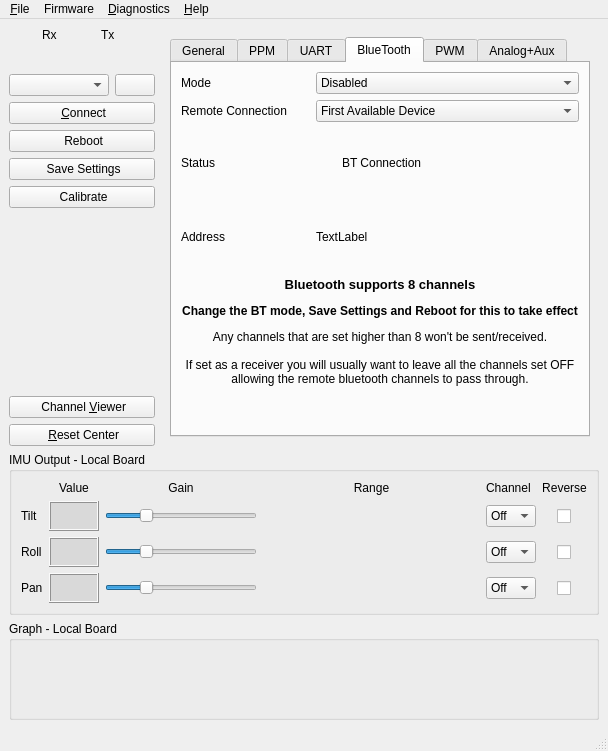
Old version of the form gui/src/mainwindow.ui in the repository dlktdr/HeadTracker.
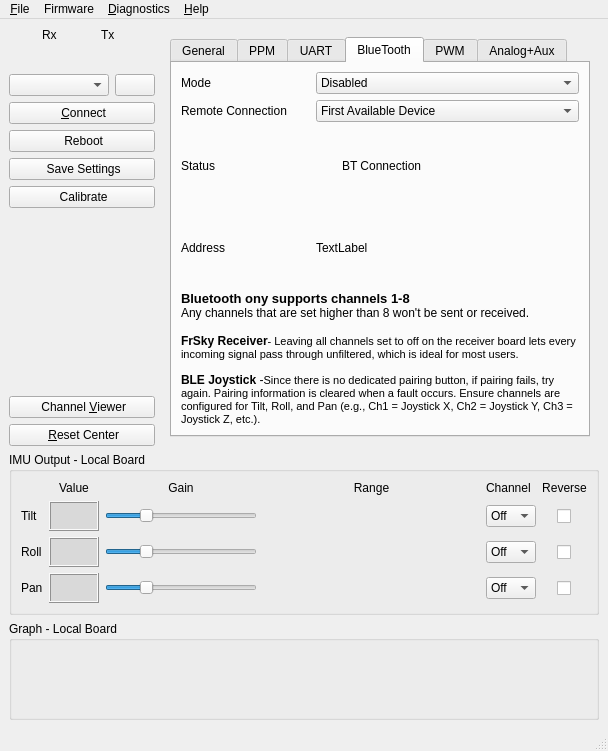
New version of the form. The open tabs and pages were chosen to show the change. Icons and pictures are not drawn. Custom widgets are drawn as their Qt base class.

Commit message: GUI: Add notes , BT.

```diff
--- a/gui/src/mainwindow.ui
+++ b/gui/src/mainwindow.ui
@@ -6,7 +6,7 @@
    <rect>
     <x>0</x>
     <y>0</y>
-    <width>600</width>
+    <width>601</width>
     <height>751</height>
    </rect>
   </property>
@@ -1324,7 +1324,7 @@
               <item row="5" column="0" colspan="3">
                <widget class="QLabel" name="label_30">
                 <property name="text">
-                 <string>&lt;html&gt;&lt;head/&gt;&lt;body&gt;&lt;p align=&quot;center&quot;&gt;&lt;span style=&quot; font-size:10pt; font-weight:600;&quot;&gt;Bluetooth supports 8 channels&lt;/span&gt;&lt;/p&gt;&lt;p align=&quot;center&quot;&gt;&lt;span style=&quot; font-weight:600;&quot;&gt;Change the BT mode, Save Settings and Reboot for this to take effect&lt;/span&gt;&lt;/p&gt;&lt;p align=&quot;center&quot;&gt;Any channels that are set higher than 8 won't be sent/received.&lt;br/&gt;&lt;br/&gt;If set as a receiver you will usually want to leave all the channels set OFF allowing the remote bluetooth channels to pass through.&lt;/p&gt;&lt;p align=&quot;center&quot;&gt;&lt;span style=&quot; font-weight:600;&quot;&gt;&lt;br/&gt;&lt;/span&gt;&lt;/p&gt;&lt;/body&gt;&lt;/html&gt;</string>
+                 <string>&lt;html&gt;&lt;head/&gt;&lt;body&gt;&lt;p&gt;&lt;span style=&quot; font-size:10pt; font-weight:600;&quot;&gt;Bluetooth ony supports channels 1-8&lt;br/&gt;&lt;/span&gt;Any channels that are set higher than 8 won't be sent or received.&lt;br/&gt;&lt;br/&gt;&lt;span style=&quot; font-weight:700;&quot;&gt;FrSky Receiver&lt;/span&gt;&lt;span style=&quot; font-size:8pt;&quot;&gt;- Leaving all channels set to off on the receiver board lets every incoming signal pass through unfiltered, which is ideal for most users.&lt;/span&gt;&lt;/p&gt;&lt;p&gt;&lt;span style=&quot; font-weight:700;&quot;&gt;BLE Joystick&lt;/span&gt; -&lt;span style=&quot; font-size:8pt;&quot;&gt;Since there is no dedicated pairing button, if pairing fails, try again. Pairing information is cleared when a fault occurs. Ensure channels are configured for Tilt, Roll, and Pan (e.g., Ch1 = Joystick X, Ch2 = Joystick Y, Ch3 = Joystick Z, etc.).&lt;/span&gt;&lt;/p&gt;&lt;/body&gt;&lt;/html&gt;</string>
                 </property>
                 <property name="wordWrap">
                  <bool>true</bool>
```
Left out of the diff: 6 changed lines with no effect on the pictures.
